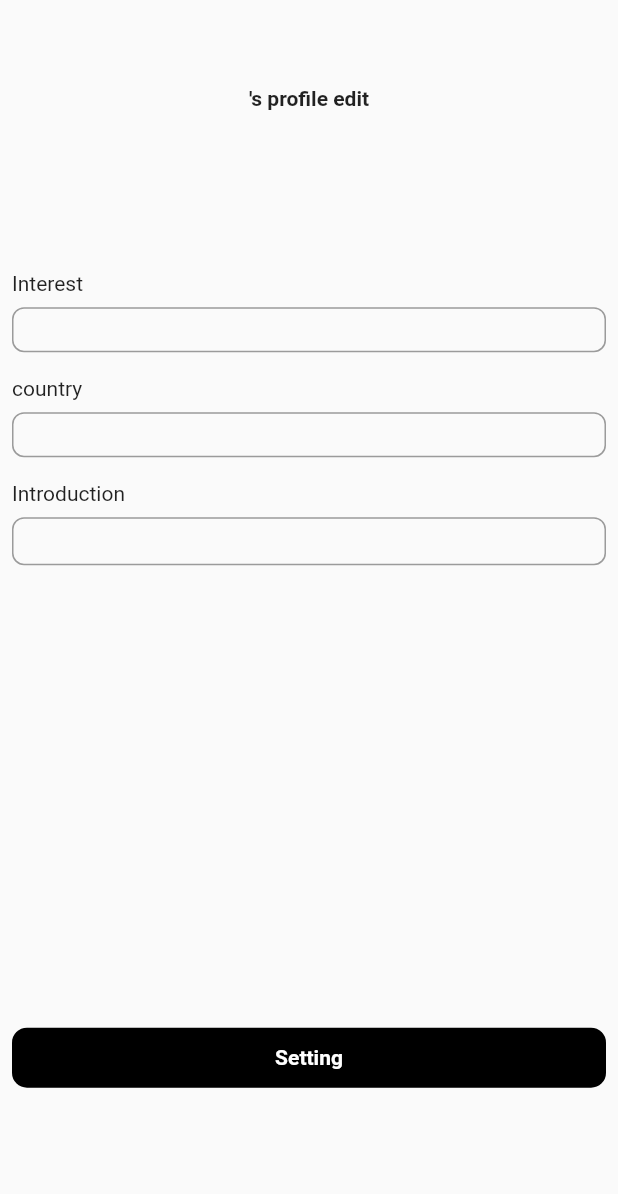
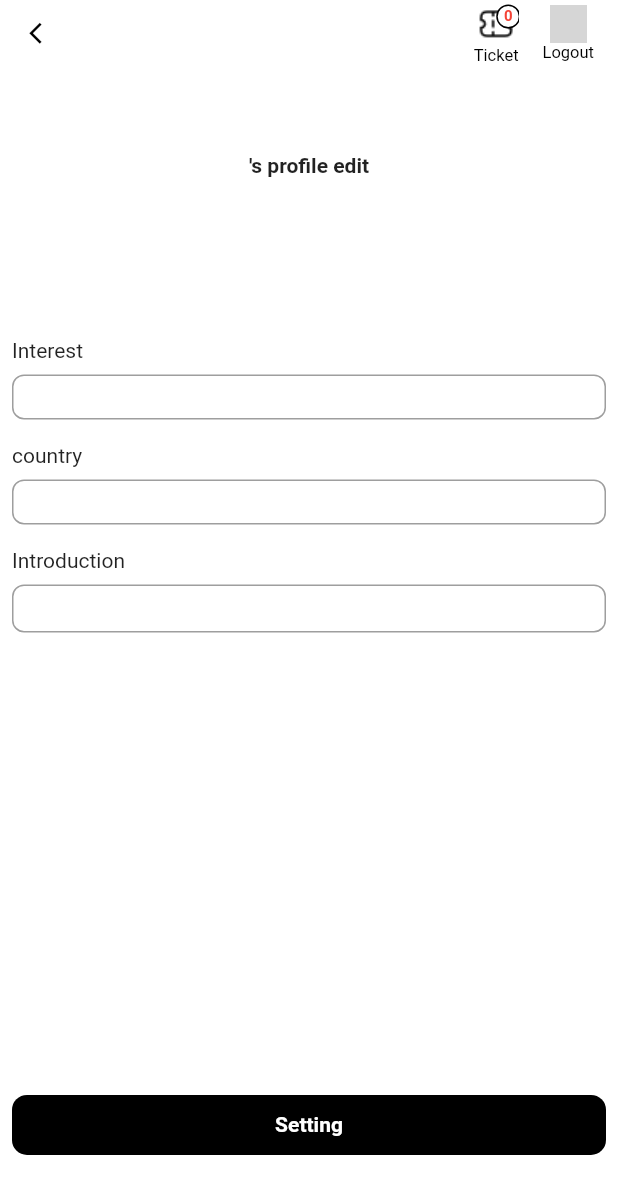
Before and after one commit to scramblerWoozu/woozu, a Flutter app: the ProfilePage screen opened directly, on a phone screen of 412 x 824 dp. Shown: the top 1194 px of the screen. Run offline on Flutter 3.47's test engine with Material 2 defaults, Android fonts, the phone set to English and light mode, and no system bars; our stand-ins replace accordion, cached_network_image, cloud_firestore, firebase_auth, firebase_core, flutter_native_splash and 2 more; missing offline and left inert: flutter_inappwebview; accounts and stored records are empty; grey boxes are pictures that could not be loaded.

Commit message:
11.18 first commit

```diff
--- a/lib/pages/settings/faq.dart
+++ b/lib/pages/settings/faq.dart
@@ -25,6 +25,7 @@ class FAQ extends StatelessWidget {
   @override
   Widget build(BuildContext context) {
     return Scaffold(
+      backgroundColor: white,
       appBar: MainAppBar(
         appBar: AppBar(),
         isLeading: true,
--- a/lib/pages/settings/profile_page.dart
+++ b/lib/pages/settings/profile_page.dart
@@ -2,6 +2,7 @@ import 'package:flutter/src/widgets/container.dart';
 import 'package:flutter/src/widgets/framework.dart';
 import 'package:flutter/material.dart';
 import 'package:provider/provider.dart';
+import 'package:woozu/components/appbar/main_appbar.dart';
 import 'package:woozu/components/authentication/text_area.dart';
 import 'package:woozu/const/color_const.dart';
 import 'package:woozu/const/db_const.dart';
@@ -37,6 +38,8 @@ class _ProfilePageState extends State<ProfilePage> {
     UserModel user = context.watch<UserService>().user;
 
     return Scaffold(
+      backgroundColor: white,
+      appBar: MainAppBar(appBar: AppBar(), isLeading: true),
       body: SafeArea(
         child: Padding(
           padding: const EdgeInsets.fromLTRB(8, 0, 8 ,0),
```
Also changed, not shown: 4 other files.
